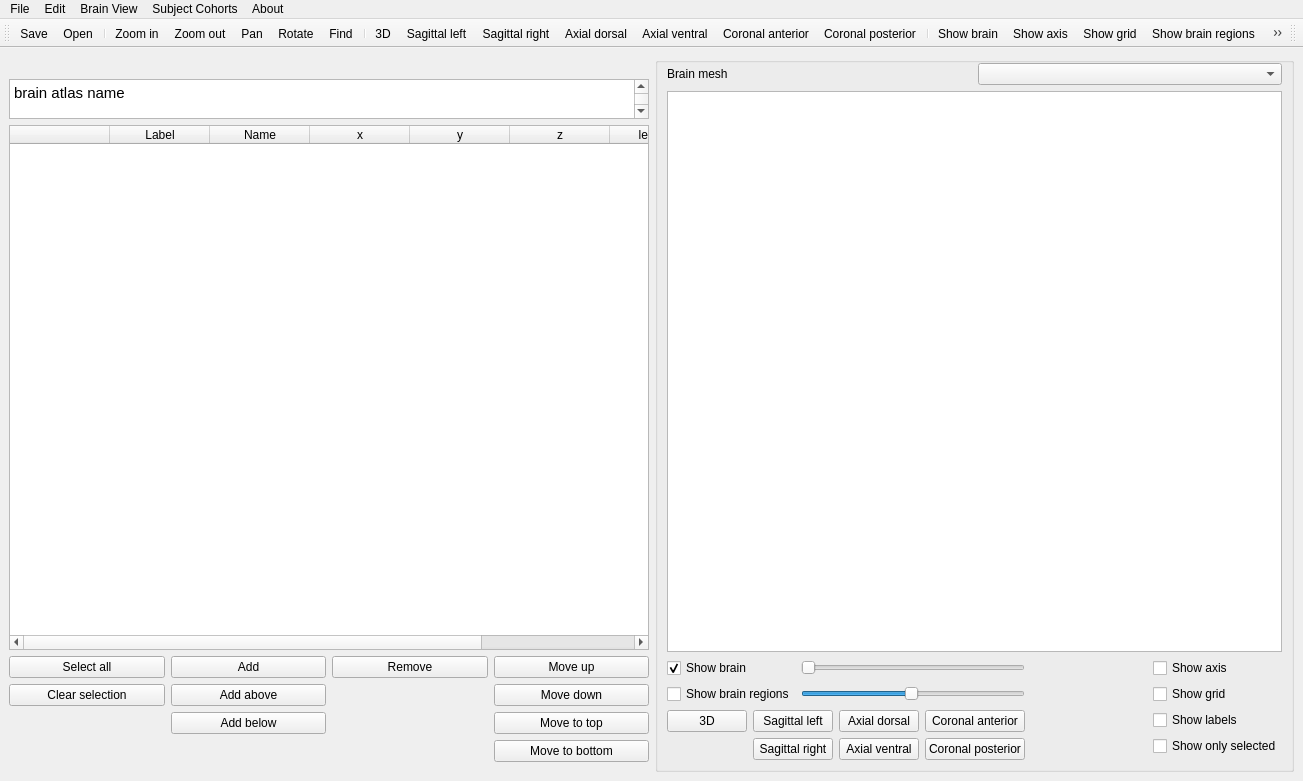
Qt form braphy/gui/ui_files/brain_atlas.ui (softmatterlab/Braph-2.0-Python) before a commit.
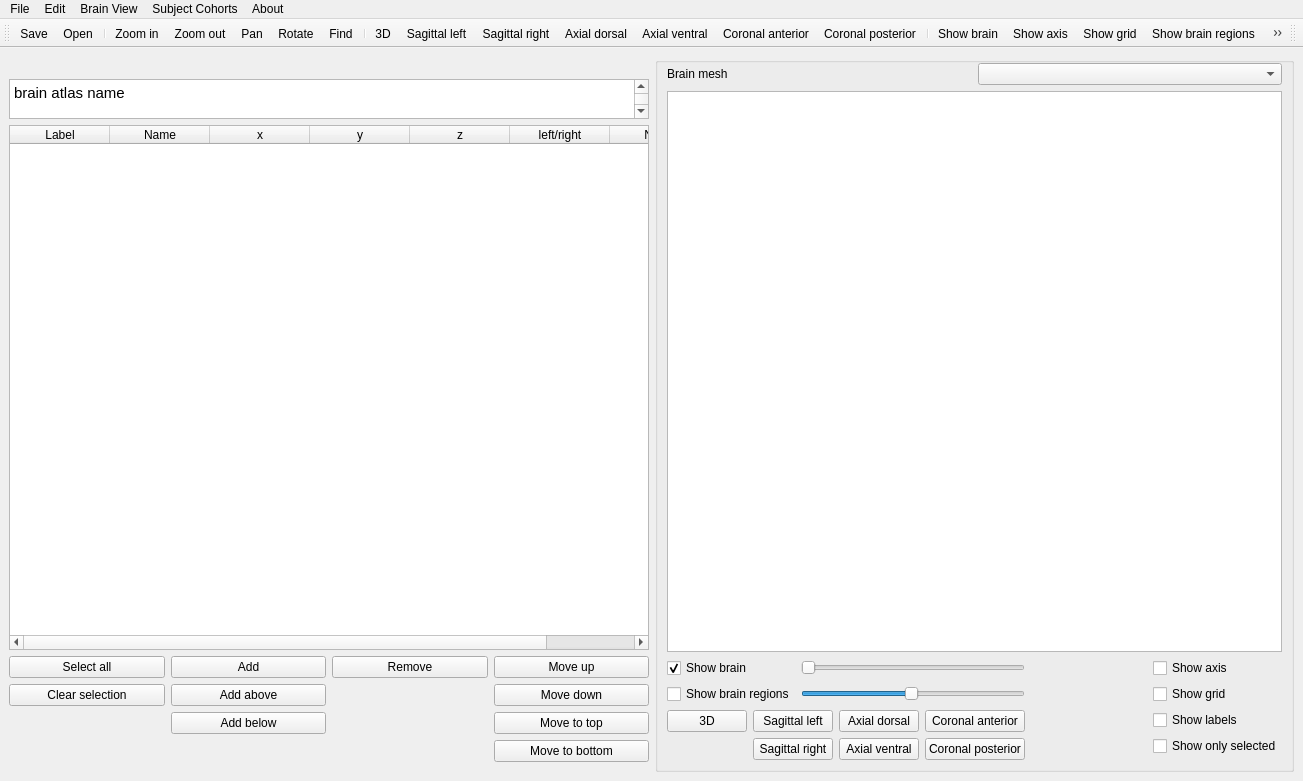
The same form after that commit. Icons and pictures are not drawn. Custom widgets are drawn as their Qt base class.

Commit message: Replace atlas gui brain region table check boxes with row selection

Diff of the .ui file:
```diff
--- a/braphy/gui/ui_files/brain_atlas.ui
+++ b/braphy/gui/ui_files/brain_atlas.ui
@@ -63,11 +63,6 @@
         </item>
         <item>
          <widget class="QTableWidget" name="tableWidget">
-          <column>
-           <property name="text">
-            <string/>
-           </property>
-          </column>
           <column>
            <property name="text">
             <string>Label</string>
```
The commit also changes 2 other files.
